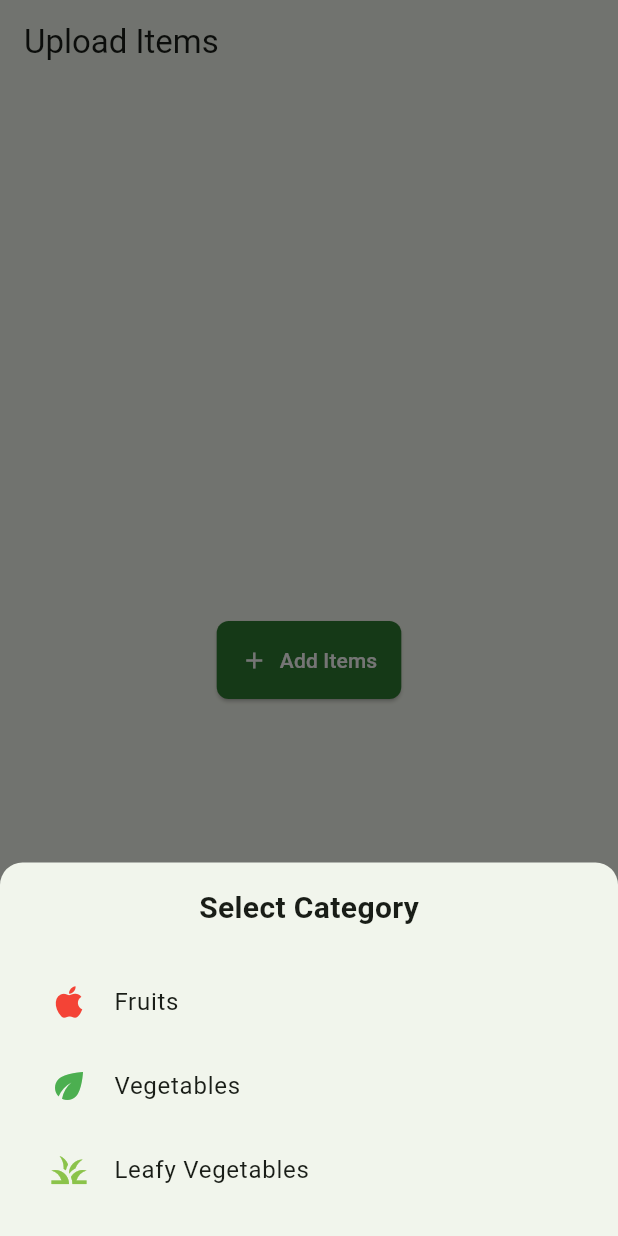
After one commit to tanishq-2208/F2F_Test, a Flutter app: the screen it shows after launch, after a tap on "Add Items", on a phone screen of 412 x 824 dp. The commit adds this screen. Run offline on Flutter 3.47's test engine with Material 3 defaults, Android fonts, the light colour scheme and no system bars; our stand-ins replace file_picker, geolocator, smooth_page_indicator.

Commit message:
Implemented upload_items

```diff
--- a/f2f/lib/main.dart
+++ b/f2f/lib/main.dart
@@ -1,5 +1,6 @@
 import 'package:flutter/material.dart';
-import 'screens/home_screen.dart';
+//import 'screens/landing_screen.dart';
+import 'screens/upload_items_screen.dart';
 
 void main() {
   runApp(const MyApp());
@@ -25,7 +26,16 @@ class MyApp extends StatelessWidget {
           ),
         ),
       ),
-      home: HomeScreen(),
+      // Remove these lines
+      // initialRoute: '/',
+      // routes: {
+      //   '/': (context) => const LandingPage(),
+      //   '/login': (context) => const LoginScreen(),
+      //   '/register': (context) => RegistrationScreen(
+      //         role: ModalRoute.of(context)!.settings.arguments as String,
+      //       ),
+      // },
+      home: const UploadItemsScreen(),
     );
   }
 }
--- /dev/null
+++ b/f2f/lib/screens/upload_items_screen.dart
@@ -0,0 +1,116 @@
+import 'package:flutter/material.dart';
+
+class UploadItemsScreen extends StatefulWidget {
+  const UploadItemsScreen({Key? key}) : super(key: key);
+
+  @override
+  State<UploadItemsScreen> createState() => _UploadItemsScreenState();
+}
+
+class _UploadItemsScreenState extends State<UploadItemsScreen> {
+  String? selectedItem;
+
+  void _showOptionsBottomSheet() {
+    showModalBottomSheet(
+      context: context,
+      shape: const RoundedRectangleBorder(
+        borderRadius: BorderRadius.vertical(top: Radius.circular(15)),
+      ),
+      builder: (BuildContext context) {
+        return Container(
+          padding: const EdgeInsets.all(16),
+          child: Column(
+            mainAxisSize: MainAxisSize.min,
+            children: [
+              const Text(
+                'Select Category',
+                style: TextStyle(
+                  fontSize: 20,
+                  fontWeight: FontWeight.bold,
+                ),
+              ),
+              const SizedBox(height: 20),
+              ListTile(
+                leading: const Icon(
+                  Icons.apple_sharp,
+                  color: Colors.red,
+                  size: 28,
+                ),
+                title: const Text('Fruits'),
+                onTap: () {
+                  setState(() {
+                    selectedItem = 'Fruits';
+                  });
+                  Navigator.pop(context);
+                },
+              ),
+              ListTile(
+                leading: const Icon(
+                  Icons.eco,
+                  color: Colors.green,
+                  size: 28,
+                ),
+                title: const Text('Vegetables'),
+                onTap: () {
+                  setState(() {
+                    selectedItem = 'Vegetables';
+                  });
+                  Navigator.pop(context);
+                },
+              ),
+              ListTile(
+                leading: const Icon(
+                  Icons.grass,
+                  color: Colors.lightGreen,
+                  size: 28,
+                ),
+                title: const Text('Leafy Vegetables'),
+                onTap: () {
+                  setState(() {
+                    selectedItem = 'Leafy Vegetables';
+                  });
+                  Navigator.pop(context);
+                },
+              ),
+            ],
+          ),
+        );
+      },
+    );
+  }
+
+  @override
+  Widget build(BuildContext context) {
+    return Scaffold(
+      appBar: AppBar(
+        title: const Text('Upload Items'),
+      ),
+      body: Center(
+        child: Column(
+          mainAxisAlignment: MainAxisAlignment.center,
+          children: [
+            ElevatedButton.icon(
+              onPressed: _showOptionsBottomSheet,
+              icon: const Icon(Icons.add,color: Colors.white),
+              label: const Text('Add Items'),
+              style: ElevatedButton.styleFrom(
+                padding: const EdgeInsets.all(16),
+                shape: RoundedRectangleBorder(
+                  borderRadius: BorderRadius.circular(8),
+                ),
+              ),
+            ),
+            if (selectedItem != null)
+              Padding(
+                padding: const EdgeInsets.only(top: 20),
+                child: Text(
+                  'Selected: $selectedItem',
+                  style: const TextStyle(fontSize: 16),
+                ),
+              ),
+          ],
+        ),
+      ),
+    );
+  }
+}
```
